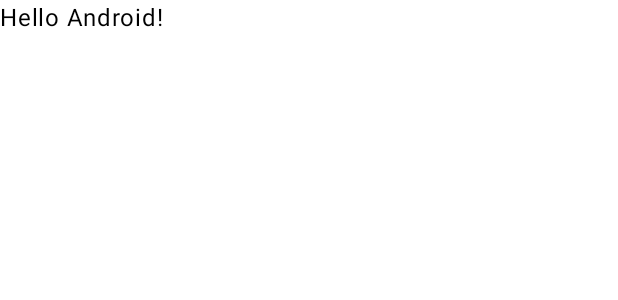
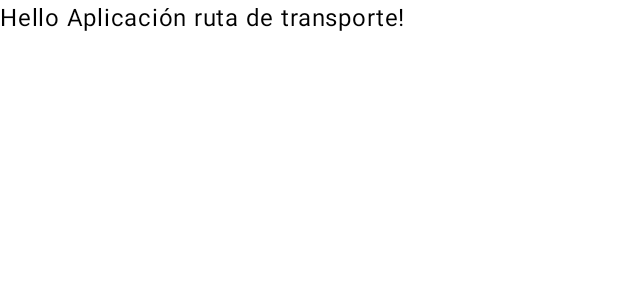
Before and after one commit to MiguelMoranR/route_plan_app, an Android app built with Jetpack Compose: the @Preview function GreetingPreview, on a phone screen of 412 x 824 dp. Shown: the top 300 px of the screen. Run offline under Robolectric (Android 15) with nearby library versions, the phone set to English and light mode, and no system bars.

Commit message:
Actualización

```diff
--- a/app/src/main/java/co/edu/uan/route_plan_app/MainActivity.kt
+++ b/app/src/main/java/co/edu/uan/route_plan_app/MainActivity.kt
@@ -41,6 +41,6 @@ fun Greeting(name: String, modifier: Modifier = Modifier) {
 @Composable
 fun GreetingPreview() {
     Route_plan_appTheme {
-        Greeting("Android")
+        Greeting("Aplicación ruta de transporte")
     }
 }
```
